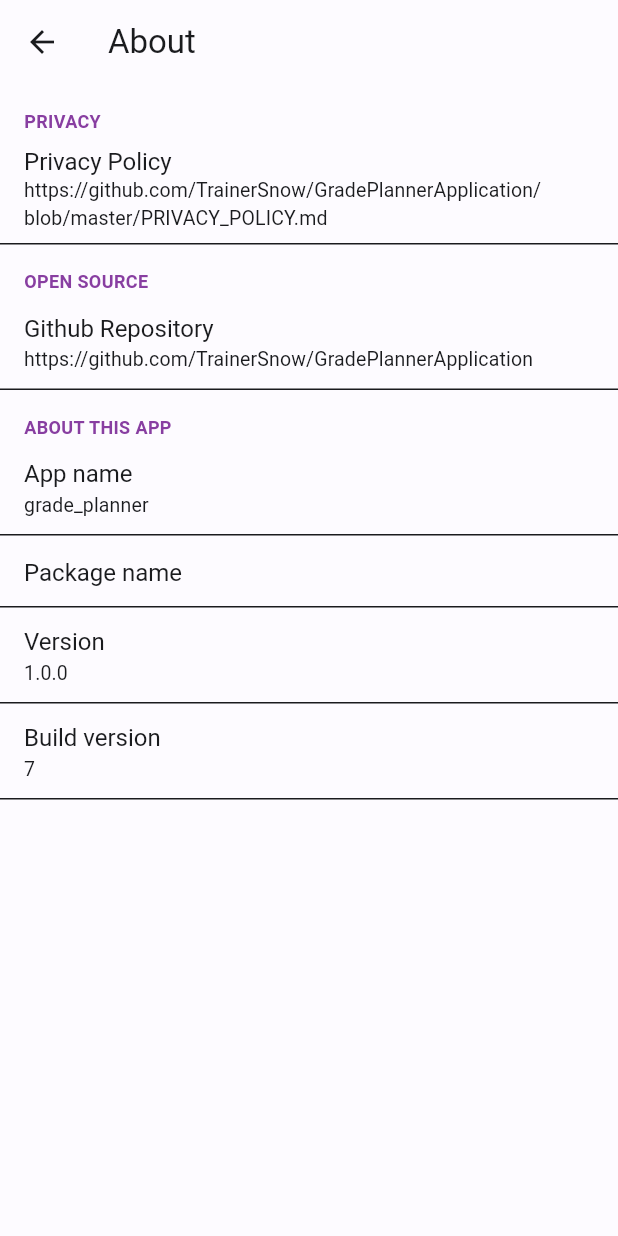
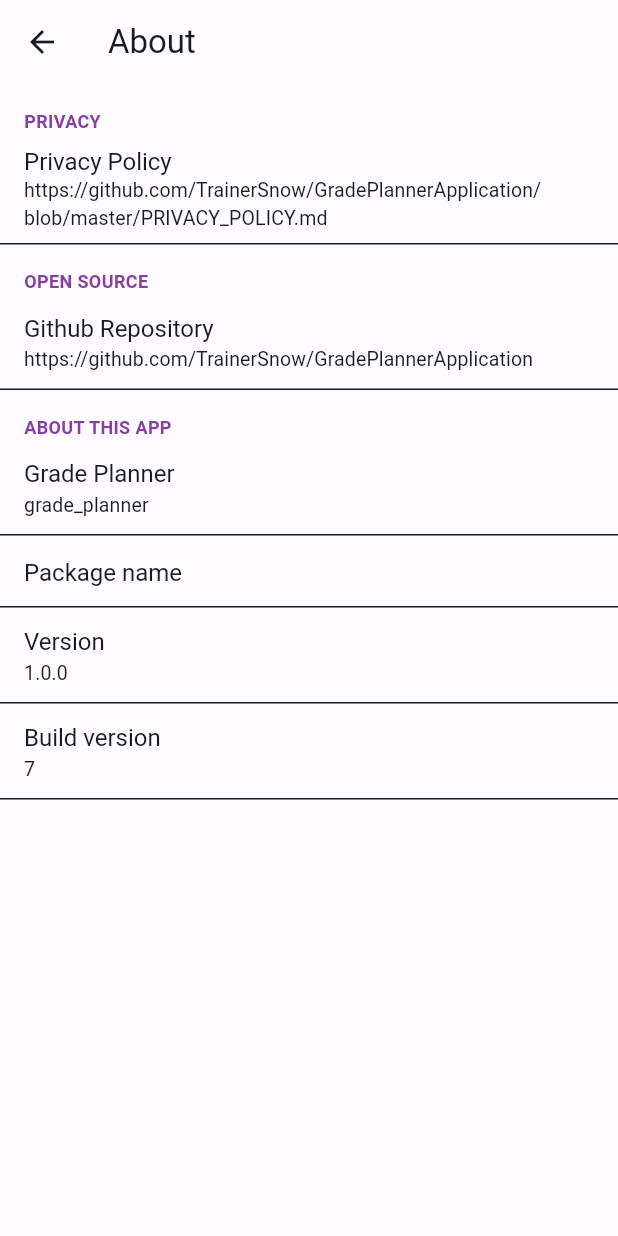
Before and after one commit to TrainerSnow/GradePlannerApplication, a Flutter app: the SettingsScreen screen opened directly, after a tap on "About this app", on a phone screen of 412 x 824 dp. Run offline on Flutter 3.47's test engine with Material 2 defaults, Android fonts, the phone set to English and light mode, and no system bars; drawn by our look-alikes of flutter_settings_screens; our stand-ins replace countup, flutter_image_slideshow, flutter_speed_dial, image_picker, logger, package_info_plus and 1 more; missing offline and left inert: flutter_simple_dependency_injection; generated files the repository leaves out were written again; statements that could not run were skipped.

Commit message:
Use Translation

```diff
--- a/grade_planner/lib/com/snow/feature_grades/presentation/settings/screen_settings.dart
+++ b/grade_planner/lib/com/snow/feature_grades/presentation/settings/screen_settings.dart
@@ -59,10 +59,10 @@ class _SettingsScreenState extends State<SettingsScreen> {
             ],
           ),
           SettingsGroup(
-            title: "Misc",
+            title: AppLocalizations.of(context)!.misc,
             children: [
               SimpleSettingsTile(
-                title: "About this app",
+                title: AppLocalizations.of(context)!.about_this_app,
                 onTap: _clickOpenAbout,
               ),
             ],
--- a/grade_planner/lib/com/snow/feature_grades/presentation/settings/settings_about_screen.dart
+++ b/grade_planner/lib/com/snow/feature_grades/presentation/settings/settings_about_screen.dart
@@ -1,5 +1,6 @@
 import 'package:flutter/cupertino.dart';
 import 'package:flutter/material.dart';
+import 'package:flutter_gen/gen_l10n/app_localizations.dart';
 import 'package:flutter_settings_screens/flutter_settings_screens.dart';
 import 'package:package_info_plus/package_info_plus.dart';
 import 'package:url_launcher/url_launcher.dart';
@@ -34,10 +35,10 @@ class _SettingsABoutScreenState extends State<SettingsABoutScreen> {
         children: [
           //TODO: Translate
           SettingsGroup(
-            title: "Privacy",
+            title: AppLocalizations.of(context)!.privacy,
             children: [
               SimpleSettingsTile(
-                title: "Privacy Policy",
+                title: AppLocalizations.of(context)!.privacy_policy,
                 subtitle: PRIVACY_POLICY,
                 onTap: () {
                   launchUrl(Uri.parse(PRIVACY_POLICY));
@@ -46,10 +47,10 @@ class _SettingsABoutScreenState extends State<SettingsABoutScreen> {
             ],
           ),
           SettingsGroup(
-            title: "Open Source",
+            title: AppLocalizations.of(context)!.open_source,
             children: [
               SimpleSettingsTile(
-                title: "Github Repository",
+                title: AppLocalizations.of(context)!.github_repo,
                 subtitle: GITHUB_REPO,
                 onTap: () {
                   launchUrl(Uri.parse(GITHUB_REPO));
@@ -58,13 +59,13 @@ class _SettingsABoutScreenState extends State<SettingsABoutScreen> {
             ],
           ),
           SettingsGroup(
-            title: "About this app",
+            title: AppLocalizations.of(context)!.about_this_app,
             children: [
               FutureBuilder<PackageInfo>(
                   future: packageInfo,
                   builder: (BuildContext context, AsyncSnapshot<PackageInfo> shot) {
                     return SimpleSettingsTile(
-                      title: "App name",
+                      title: AppLocalizations.of(context)!.app_name,
                       subtitle: shot.hasData ? shot.data!.appName : null,
                     );
                   }),
@@ -72,7 +73,7 @@ class _SettingsABoutScreenState extends State<SettingsABoutScreen> {
                   future: packageInfo,
                   builder: (BuildContext context, AsyncSnapshot<PackageInfo> shot) {
                     return SimpleSettingsTile(
-                      title: "Package name",
+                      title: AppLocalizations.of(context)!.package_name,
                       subtitle: shot.hasData ? shot.data!.packageName : null,
                     );
                   }),
@@ -80,7 +81,7 @@ class _SettingsABoutScreenState extends State<SettingsABoutScreen> {
                   future: packageInfo,
                   builder: (BuildContext context, AsyncSnapshot<PackageInfo> shot) {
                     return SimpleSettingsTile(
-                      title: "Version",
+                      title: AppLocalizations.of(context)!.version,
                       subtitle: shot.hasData ? shot.data!.version : null,
                     );
                   }),
@@ -88,7 +89,7 @@ class _SettingsABoutScreenState extends State<SettingsABoutScreen> {
                   future: packageInfo,
                   builder: (BuildContext context, AsyncSnapshot<PackageInfo> shot) {
                     return SimpleSettingsTile(
-                      title: "Build version",
+                      title: AppLocalizations.of(context)!.build_version,
                       subtitle: shot.hasData ? shot.data!.buildNumber : null,
                     );
                   }),
```
